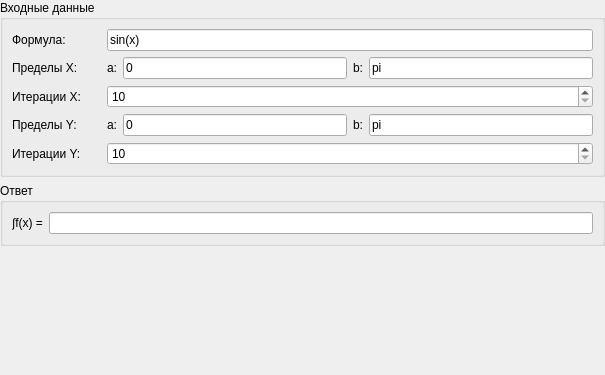
The window that Frames/multipleIntegralFrame.ui (EgorAlmikeev/ProjectX) describes before a commit, drawn with Qt 5.
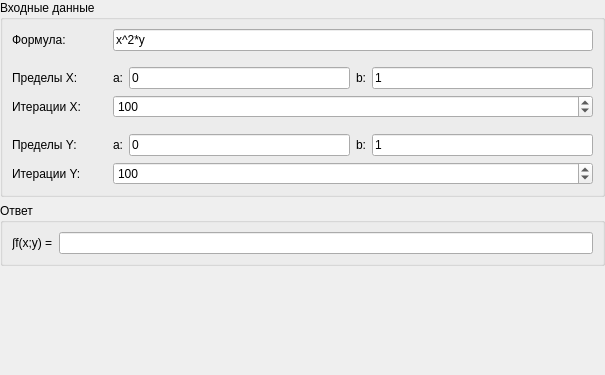
The same window after the commit.

Commit message: поправил фрейм двойного интеграла

Patch:
```diff
--- a/Frames/multipleIntegralFrame.ui
+++ b/Frames/multipleIntegralFrame.ui
@@ -67,30 +67,38 @@
         <property name="spacing">
          <number>6</number>
         </property>
-        <item row="1" column="5">
-         <widget class="QLineEdit" name="xLimitBEdit">
+        <item row="3" column="2" colspan="4">
+         <widget class="QSpinBox" name="xIterationSpinBox">
+          <property name="minimumSize">
+           <size>
+            <width>0</width>
+            <height>0</height>
+           </size>
+          </property>
           <property name="autoFillBackground">
            <bool>false</bool>
           </property>
-          <property name="text">
-           <string>pi</string>
-          </property>
           <property name="frame">
            <bool>true</bool>
           </property>
-         </widget>
-        </item>
-        <item row="1" column="4">
-         <widget class="QLabel" name="xBLabel">
-          <property name="autoFillBackground">
-           <bool>false</bool>
+          <property name="minimum">
+           <number>10</number>
           </property>
-          <property name="text">
-           <string>b:</string>
+          <property name="maximum">
+           <number>10000000</number>
           </property>
+          <property name="singleStep">
+           <number>100</number>
+          </property>
+          <property name="value">
+           <number>100</number>
+          </property>
+          <property name="displayIntegerBase">
+           <number>10</number>
+          </property>
          </widget>
         </item>
-        <item row="1" column="0">
+        <item row="2" column="0">
          <widget class="QLabel" name="xLimitLabel">
           <property name="autoFillBackground">
            <bool>false</bool>
@@ -100,34 +108,67 @@
           </property>
          </widget>
         </item>
-        <item row="4" column="0">
+        <item row="2" column="4">
+         <widget class="QLabel" name="xBLabel">
+          <property name="autoFillBackground">
+           <bool>false</bool>
+          </property>
+          <property name="text">
+           <string>b:</string>
+          </property>
+         </widget>
+        </item>
+        <item row="2" column="5">
+         <widget class="QLineEdit" name="xLimitBEdit">
+          <property name="autoFillBackground">
+           <bool>false</bool>
+          </property>
+          <property name="text">
+           <string>1</string>
+          </property>
+          <property name="frame">
+           <bool>true</bool>
+          </property>
+         </widget>
+        </item>
+        <item row="6" column="0">
          <widget class="QLabel" name="yIterationLabel">
           <property name="text">
            <string>Итерации Y:</string>
           </property>
          </widget>
         </item>
-        <item row="1" column="3">
-         <widget class="QLineEdit" name="xLimitAEdit">
-          <property name="autoFillBackground">
-           <bool>false</bool>
-          </property>
-          <property name="text">
-           <string>0</string>
-          </property>
-          <property name="frame">
-           <bool>true</bool>
-          </property>
-         </widget>
-        </item>
         <item row="0" column="2" colspan="4">
          <widget class="QLineEdit" name="functionEdit">
           <property name="text">
-           <string>sin(x)</string>
+           <string>x^2*y</string>
           </property>
          </widget>
         </item>
-        <item row="3" column="3">
+        <item row="3" column="0">
+         <widget class="QLabel" name="xIterationLabel">
+          <property name="autoFillBackground">
+           <bool>false</bool>
+          </property>
+          <property name="text">
+           <string>Итерации X:</string>
+          </property>
+         </widget>
+        </item>
+        <item row="2" column="3">
+         <widget class="QLineEdit" name="xLimitAEdit">
+          <property name="autoFillBackground">
+           <bool>false</bool>
+          </property>
+          <property name="text">
+           <string>0</string>
+          </property>
+          <property name="frame">
+           <bool>true</bool>
+          </property>
+         </widget>
+        </item>
+        <item row="5" column="3">
          <widget class="QLineEdit" name="yLimitAEdt">
           <property name="text">
            <string>0</string>
@@ -141,69 +182,23 @@
           </property>
          </widget>
         </item>
-        <item row="2" column="0">
-         <widget class="QLabel" name="xIterationLabel">
-          <property name="autoFillBackground">
-           <bool>false</bool>
-          </property>
-          <property name="text">
-           <string>Итерации X:</string>
-          </property>
-         </widget>
-        </item>
-        <item row="2" column="2" colspan="4">
-         <widget class="QSpinBox" name="xIterationSpinBox">
-          <property name="minimumSize">
-           <size>
-            <width>0</width>
-            <height>0</height>
-           </size>
-          </property>
-          <property name="autoFillBackground">
-           <bool>false</bool>
-          </property>
-          <property name="frame">
-           <bool>true</bool>
-          </property>
-          <property name="minimum">
-           <number>10</number>
-          </property>
-          <property name="maximum">
-           <number>100000</number>
-          </property>
-          <property name="singleStep">
-           <number>100</number>
-          </property>
-          <property name="displayIntegerBase">
-           <number>10</number>
-          </property>
-         </widget>
-        </item>
-        <item row="4" column="2" colspan="4">
+        <item row="6" column="2" colspan="4">
          <widget class="QSpinBox" name="yIterationSpinBox">
           <property name="minimum">
            <number>10</number>
           </property>
           <property name="maximum">
-           <number>100000</number>
+           <number>10000000</number>
           </property>
-         </widget>
-        </item>
-        <item row="3" column="2">
-         <widget class="QLabel" name="yALabel">
-          <property name="text">
-           <string>a:</string>
+          <property name="singleStep">
+           <number>100</number>
           </property>
-         </widget>
-        </item>
-        <item row="3" column="4">
-         <widget class="QLabel" name="yBLabel">
-          <property name="text">
-           <string>b:</string>
+          <property name="value">
+           <number>100</number>
           </property>
          </widget>
         </item>
-        <item row="1" column="2">
+        <item row="2" column="2">
          <widget class="QLabel" name="xALabel">
           <property name="autoFillBackground">
            <bool>false</bool>
@@ -213,52 +208,27 @@
           </property>
          </widget>
         </item>
-        <item row="3" column="0">
+        <item row="5" column="2">
+         <widget class="QLabel" name="yALabel">
+          <property name="text">
+           <string>a:</string>
+          </property>
+         </widget>
+        </item>
+        <item row="5" column="0">
          <widget class="QLabel" name="yLimitLabel">
           <property name="text">
            <string>Пределы Y:</string>
           </property>
          </widget>
         </item>
-        <item row="3" column="5">
-         <widget class="QLineEdit" name="yLimitBEdit">
+        <item row="5" column="4">
+         <widget class="QLabel" name="yBLabel">
           <property name="text">
-           <string>pi</string>
+           <string>b:</string>
           </property>
          </widget>
         </item>
-        <item row="1" column="1">
-         <spacer name="horizontalSpacer">
-          <property name="orientation">
-           <enum>Qt::Horizontal</enum>
-          </property>
-          <property name="sizeType">
-           <enum>QSizePolicy::Fixed</enum>
-          </property>
-          <property name="sizeHint" stdset="0">
-           <size>
-            <width>20</width>
-            <height>20</height>
-           </size>
-          </property>
-         </spacer>
-        </item>
-        <item row="2" column="1">
-         <spacer name="horizontalSpacer_2">
-          <property name="orientation">
-           <enum>Qt::Horizontal</enum>
-          </property>
-          <property name="sizeType">
-           <enum>QSizePolicy::Fixed</enum>
-          </property>
-          <property name="sizeHint" stdset="0">
-           <size>
-            <width>20</width>
-            <height>20</height>
-           </size>
-          </property>
-         </spacer>
-        </item>
         <item row="0" column="1">
          <spacer name="horizontalSpacer_3">
           <property name="orientation">
@@ -275,7 +245,62 @@
           </property>
          </spacer>
         </item>
+        <item row="6" column="1">
+         <spacer name="horizontalSpacer_5">
+          <property name="orientation">
+           <enum>Qt::Horizontal</enum>
+          </property>
+          <property name="sizeType">
+           <enum>QSizePolicy::Fixed</enum>
+          </property>
+          <property name="sizeHint" stdset="0">
+           <size>
+            <width>20</width>
+            <height>20</height>
+           </size>
+          </property>
+         </spacer>
+        </item>
+        <item row="2" column="1">
+         <spacer name="horizontalSpacer">
+          <property name="orientation">
+           <enum>Qt::Horizontal</enum>
+          </property>
+          <property name="sizeType">
+           <enum>QSizePolicy::Fixed</enum>
+          </property>
+          <property name="sizeHint" stdset="0">
+           <size>
+            <width>20</width>
+            <height>20</height>
+           </size>
+          </property>
+         </spacer>
+        </item>
         <item row="3" column="1">
+         <spacer name="horizontalSpacer_2">
+          <property name="orientation">
+           <enum>Qt::Horizontal</enum>
+          </property>
+          <property name="sizeType">
+           <enum>QSizePolicy::Fixed</enum>
+          </property>
+          <property name="sizeHint" stdset="0">
+           <size>
+            <width>20</width>
+            <height>20</height>
+           </size>
+          </property>
+         </spacer>
+        </item>
+        <item row="5" column="5">
+         <widget class="QLineEdit" name="yLimitBEdit">
+          <property name="text">
+           <string>1</string>
+          </property>
+         </widget>
+        </item>
+        <item row="5" column="1">
          <spacer name="horizontalSpacer_4">
           <property name="orientation">
            <enum>Qt::Horizontal</enum>
@@ -291,18 +316,28 @@
           </property>
          </spacer>
         </item>
-        <item row="4" column="1">
-         <spacer name="horizontalSpacer_5">
+        <item row="1" column="0" colspan="6">
+         <spacer name="verticalSpacer">
           <property name="orientation">
-           <enum>Qt::Horizontal</enum>
+           <enum>Qt::Vertical</enum>
           </property>
-          <property name="sizeType">
-           <enum>QSizePolicy::Fixed</enum>
+          <property name="sizeHint" stdset="0">
+           <size>
+            <width>20</width>
+            <height>10</height>
+           </size>
           </property>
+         </spacer>
+        </item>
+        <item row="4" column="0" colspan="6">
+         <spacer name="verticalSpacer_2">
+          <property name="orientation">
+           <enum>Qt::Vertical</enum>
+          </property>
           <property name="sizeHint" stdset="0">
            <size>
             <width>20</width>
-            <height>20</height>
+            <height>10</height>
            </size>
           </property>
          </spacer>
@@ -336,7 +371,7 @@
          <bool>false</bool>
         </property>
         <property name="text">
-         <string>∫f(x) =</string>
+         <string>∫f(x;y) =</string>
         </property>
        </widget>
       </item>
```
